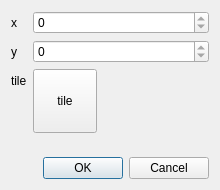
Qt form editendangeredtiledialog.ui (ChWick/Mencus-Map-Editor) before a commit.
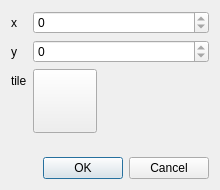
The same form after that commit.

Commit message: added preview of endangered tiles

```diff
--- a/editendangeredtiledialog.ui
+++ b/editendangeredtiledialog.ui
@@ -72,7 +72,7 @@
         </size>
        </property>
        <property name="text">
-        <string>tile</string>
+        <string/>
        </property>
        <property name="iconSize">
         <size>
@@ -80,6 +80,9 @@
          <height>60</height>
         </size>
        </property>
+       <property name="toolButtonStyle">
+        <enum>Qt::ToolButtonIconOnly</enum>
+       </property>
       </widget>
      </item>
     </layout>
```
The commit also changes 2 other files.
